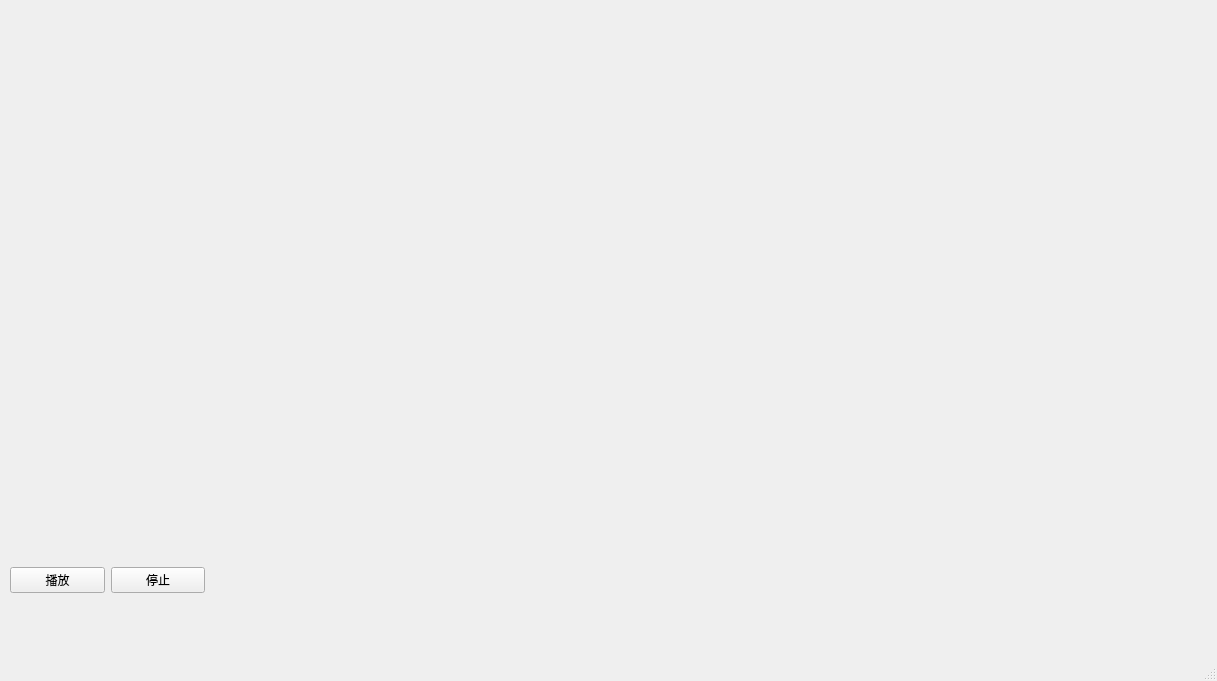
Old version of the form MainWindow.ui in the repository scut-201930340437/ASongPlayer.
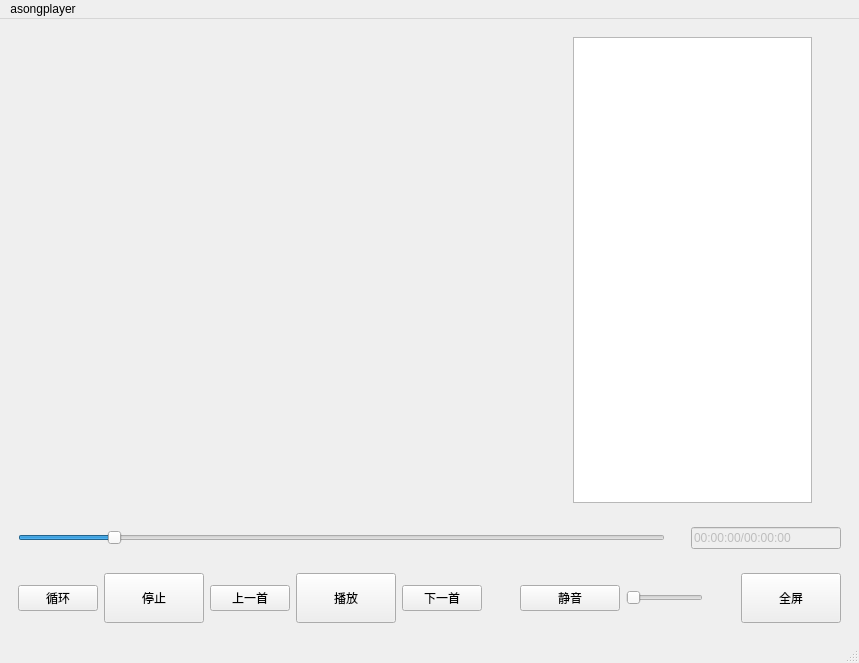
New version of the form. Custom widgets are drawn as their Qt base class.

Patch:
```diff
--- a/MainWindow.ui
+++ b/MainWindow.ui
@@ -6,63 +6,374 @@
    <rect>
     <x>0</x>
     <y>0</y>
-    <width>1217</width>
-    <height>681</height>
+    <width>859</width>
+    <height>663</height>
    </rect>
   </property>
+  <property name="minimumSize">
+   <size>
+    <width>800</width>
+    <height>600</height>
+   </size>
+  </property>
   <property name="windowTitle">
-   <string>MainWindow</string>
+   <string>ASongPlayer</string>
+  </property>
+  <property name="styleSheet">
+   <string notr="true"/>
   </property>
   <widget class="QWidget" name="centralwidget">
-   <widget class="QWidget" name="screenWidget" native="true">
-    <property name="geometry">
-     <rect>
-      <x>10</x>
-      <y>10</y>
-      <width>1191</width>
-      <height>501</height>
-     </rect>
-    </property>
-   </widget>
-   <widget class="QWidget" name="horizontalLayoutWidget">
-    <property name="geometry">
-     <rect>
-      <x>10</x>
-      <y>540</y>
-      <width>195</width>
-      <height>80</height>
-     </rect>
-    </property>
-    <layout class="QHBoxLayout" name="horizontalLayout">
-     <item>
-      <widget class="QPushButton" name="play_btn">
-       <property name="text">
-        <string>播放</string>
-       </property>
-      </widget>
-     </item>
-     <item>
-      <widget class="QPushButton" name="stop_btn">
-       <property name="text">
-        <string>停止</string>
-       </property>
-      </widget>
-     </item>
-    </layout>
-   </widget>
+   <layout class="QVBoxLayout" name="verticalLayout">
+    <item>
+     <widget class="QWidget" name="show_widget" native="true">
+      <property name="sizePolicy">
+       <sizepolicy hsizetype="MinimumExpanding" vsizetype="MinimumExpanding">
+        <horstretch>0</horstretch>
+        <verstretch>0</verstretch>
+       </sizepolicy>
+      </property>
+      <property name="minimumSize">
+       <size>
+        <width>300</width>
+        <height>200</height>
+       </size>
+      </property>
+      <property name="styleSheet">
+       <string notr="true"/>
+      </property>
+      <layout class="QHBoxLayout" name="horizontalLayout">
+       <item>
+        <spacer name="s1">
+         <property name="orientation">
+          <enum>Qt::Horizontal</enum>
+         </property>
+         <property name="sizeType">
+          <enum>QSizePolicy::Preferred</enum>
+         </property>
+         <property name="sizeHint" stdset="0">
+          <size>
+           <width>40</width>
+           <height>20</height>
+          </size>
+         </property>
+        </spacer>
+       </item>
+       <item>
+        <widget class="QWidget" name="play_widget" native="true">
+         <property name="sizePolicy">
+          <sizepolicy hsizetype="MinimumExpanding" vsizetype="MinimumExpanding">
+           <horstretch>0</horstretch>
+           <verstretch>0</verstretch>
+          </sizepolicy>
+         </property>
+         <property name="minimumSize">
+          <size>
+           <width>500</width>
+           <height>400</height>
+          </size>
+         </property>
+         <property name="mouseTracking">
+          <bool>false</bool>
+         </property>
+         <layout class="QHBoxLayout" name="horizontalLayout_4"/>
+        </widget>
+       </item>
+       <item>
+        <spacer name="s3">
+         <property name="orientation">
+          <enum>Qt::Horizontal</enum>
+         </property>
+         <property name="sizeType">
+          <enum>QSizePolicy::Fixed</enum>
+         </property>
+         <property name="sizeHint" stdset="0">
+          <size>
+           <width>20</width>
+           <height>20</height>
+          </size>
+         </property>
+        </spacer>
+       </item>
+       <item>
+        <widget class="QTableWidget" name="play_table">
+         <property name="minimumSize">
+          <size>
+           <width>200</width>
+           <height>300</height>
+          </size>
+         </property>
+         <property name="maximumSize">
+          <size>
+           <width>250</width>
+           <height>16777215</height>
+          </size>
+         </property>
+        </widget>
+       </item>
+       <item>
+        <spacer name="s2">
+         <property name="orientation">
+          <enum>Qt::Horizontal</enum>
+         </property>
+         <property name="sizeType">
+          <enum>QSizePolicy::Preferred</enum>
+         </property>
+         <property name="sizeHint" stdset="0">
+          <size>
+           <width>40</width>
+           <height>20</height>
+          </size>
+         </property>
+        </spacer>
+       </item>
+      </layout>
+     </widget>
+    </item>
+    <item>
+     <widget class="QWidget" name="position_widget" native="true">
+      <layout class="QHBoxLayout" name="horizontalLayout_2">
+       <item>
+        <widget class="MySlider" name="position_ctrl">
+         <property name="minimumSize">
+          <size>
+           <width>300</width>
+           <height>0</height>
+          </size>
+         </property>
+         <property name="styleSheet">
+          <string notr="true"/>
+         </property>
+         <property name="pageStep">
+          <number>10</number>
+         </property>
+         <property name="value">
+          <number>14</number>
+         </property>
+         <property name="tracking">
+          <bool>true</bool>
+         </property>
+         <property name="orientation">
+          <enum>Qt::Horizontal</enum>
+         </property>
+        </widget>
+       </item>
+       <item>
+        <spacer name="p1">
+         <property name="orientation">
+          <enum>Qt::Horizontal</enum>
+         </property>
+         <property name="sizeType">
+          <enum>QSizePolicy::Fixed</enum>
+         </property>
+         <property name="sizeHint" stdset="0">
+          <size>
+           <width>20</width>
+           <height>20</height>
+          </size>
+         </property>
+        </spacer>
+       </item>
+       <item>
+        <widget class="QLineEdit" name="position_duration">
+         <property name="enabled">
+          <bool>false</bool>
+         </property>
+         <property name="maximumSize">
+          <size>
+           <width>150</width>
+           <height>50</height>
+          </size>
+         </property>
+         <property name="text">
+          <string>00:00:00/00:00:00</string>
+         </property>
+        </widget>
+       </item>
+      </layout>
+     </widget>
+    </item>
+    <item>
+     <widget class="QWidget" name="control_widget" native="true">
+      <layout class="QHBoxLayout" name="horizontalLayout_3">
+       <item>
+        <widget class="QPushButton" name="playmode_button">
+         <property name="text">
+          <string>循环</string>
+         </property>
+        </widget>
+       </item>
+       <item>
+        <widget class="QPushButton" name="stop_button">
+         <property name="minimumSize">
+          <size>
+           <width>100</width>
+           <height>50</height>
+          </size>
+         </property>
+         <property name="styleSheet">
+          <string notr="true"/>
+         </property>
+         <property name="text">
+          <string>停止</string>
+         </property>
+        </widget>
+       </item>
+       <item>
+        <widget class="QPushButton" name="last_button">
+         <property name="sizePolicy">
+          <sizepolicy hsizetype="Minimum" vsizetype="Fixed">
+           <horstretch>0</horstretch>
+           <verstretch>0</verstretch>
+          </sizepolicy>
+         </property>
+         <property name="text">
+          <string>上一首</string>
+         </property>
+        </widget>
+       </item>
+       <item>
+        <widget class="QPushButton" name="play_button">
+         <property name="minimumSize">
+          <size>
+           <width>100</width>
+           <height>50</height>
+          </size>
+         </property>
+         <property name="styleSheet">
+          <string notr="true"/>
+         </property>
+         <property name="text">
+          <string>播放</string>
+         </property>
+        </widget>
+       </item>
+       <item>
+        <widget class="QPushButton" name="next_button">
+         <property name="sizePolicy">
+          <sizepolicy hsizetype="Minimum" vsizetype="Fixed">
+           <horstretch>0</horstretch>
+           <verstretch>0</verstretch>
+          </sizepolicy>
+         </property>
+         <property name="text">
+          <string>下一首</string>
+         </property>
+        </widget>
+       </item>
+       <item>
+        <spacer name="c1">
+         <property name="orientation">
+          <enum>Qt::Horizontal</enum>
+         </property>
+         <property name="sizeHint" stdset="0">
+          <size>
+           <width>40</width>
+           <height>20</height>
+          </size>
+         </property>
+        </spacer>
+       </item>
+       <item>
+        <widget class="QPushButton" name="mute_button">
+         <property name="minimumSize">
+          <size>
+           <width>100</width>
+           <height>20</height>
+          </size>
+         </property>
+         <property name="styleSheet">
+          <string notr="true"/>
+         </property>
+         <property name="text">
+          <string>静音</string>
+         </property>
+        </widget>
+       </item>
+       <item>
+        <widget class="MySlider" name="volume_ctrl">
+         <property name="maximumSize">
+          <size>
+           <width>100</width>
+           <height>16777215</height>
+          </size>
+         </property>
+         <property name="styleSheet">
+          <string notr="true"/>
+         </property>
+         <property name="sliderPosition">
+          <number>0</number>
+         </property>
+         <property name="orientation">
+          <enum>Qt::Horizontal</enum>
+         </property>
+        </widget>
+       </item>
+       <item>
+        <spacer name="c2">
+         <property name="orientation">
+          <enum>Qt::Horizontal</enum>
+         </property>
+         <property name="sizeHint" stdset="0">
+          <size>
+           <width>40</width>
+           <height>20</height>
+          </size>
+         </property>
+        </spacer>
+       </item>
+       <item>
+        <widget class="QPushButton" name="fullScreen_button">
+         <property name="minimumSize">
+          <size>
+           <width>100</width>
+           <height>50</height>
+          </size>
+         </property>
+         <property name="styleSheet">
+          <string notr="true"/>
+         </property>
+         <property name="text">
+          <string>全屏</string>
+         </property>
+        </widget>
+       </item>
+      </layout>
+     </widget>
+    </item>
+   </layout>
   </widget>
   <widget class="QMenuBar" name="menubar">
    <property name="geometry">
     <rect>
      <x>0</x>
      <y>0</y>
-     <width>1217</width>
+     <width>859</width>
      <height>26</height>
     </rect>
    </property>
+   <property name="contextMenuPolicy">
+    <enum>Qt::NoContextMenu</enum>
+   </property>
+   <property name="nativeMenuBar">
+    <bool>true</bool>
+   </property>
+   <widget class="QMenu" name="asongPlayer_menu">
+    <property name="title">
+     <string>asongplayer</string>
+    </property>
+    <addaction name="action_openFile"/>
+   </widget>
+   <addaction name="asongPlayer_menu"/>
   </widget>
   <widget class="QStatusBar" name="statusbar"/>
  </widget>
+ <customwidgets>
+  <customwidget>
+   <class>MySlider</class>
+   <extends>QSlider</extends>
+   <header location="global">myslider.h</header>
+  </customwidget>
+ </customwidgets>
  <resources/>
  <connections/>
 </ui>
```
Left out of the diff: 5 changed lines with no effect on the pictures.
